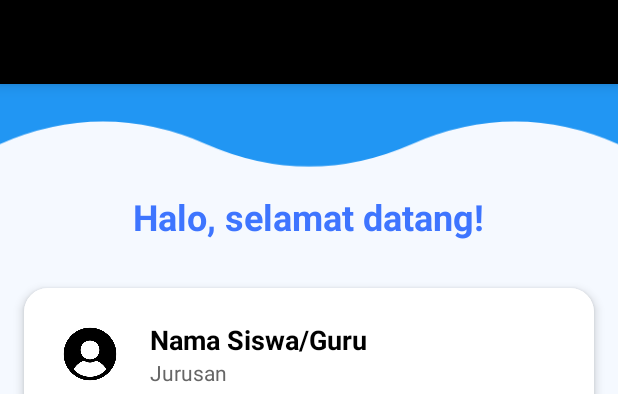
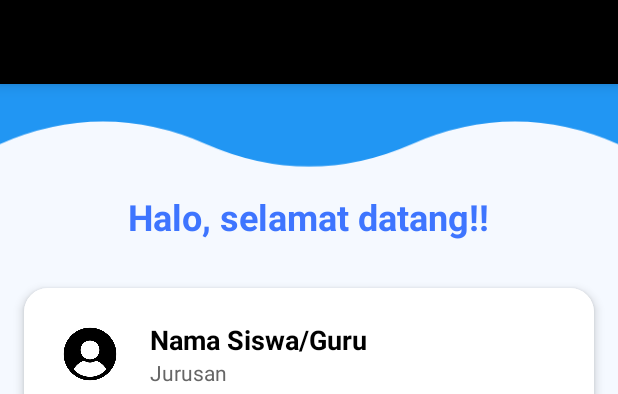
Before and after one commit to NabilZulfalah/ASPAJ, an Android app built with Jetpack Compose: the layout activity_main_menu.xml on its own in the app's theme, with its tools: preview values and no code run, on a phone screen of 412 x 824 dp. Shown: the top 394 px of the screen. Run offline under Robolectric (Android 15) with nearby library versions, the phone set to English and light mode, and no system bars.

```diff
--- a/app/src/main/res/layout/activity_main_menu.xml
+++ b/app/src/main/res/layout/activity_main_menu.xml
@@ -40,7 +40,7 @@
             android:layout_below="@id/headerWave"
             android:layout_centerHorizontal="true"
             android:layout_marginTop="-48dp"
-            android:text="Halo, selamat datang!"
+            android:text="Halo, selamat datang!!"
             android:textColor="#3E75FF"
             android:textSize="24sp"
             android:textStyle="bold" />
--- a/app/src/main/res/menu/menu_drawer.xml
+++ b/app/src/main/res/menu/menu_drawer.xml
@@ -2,7 +2,7 @@
 <menu xmlns:android="http://schemas.android.com/apk/res/android">
     <item
         android:id="@+id/nav_home"
-        android:title="Dashboard"
+        android:title="Dashboardd"
         android:icon="@drawable/ic_menu" />
     <item
         android:id="@+id/nav_list_barang"
```
